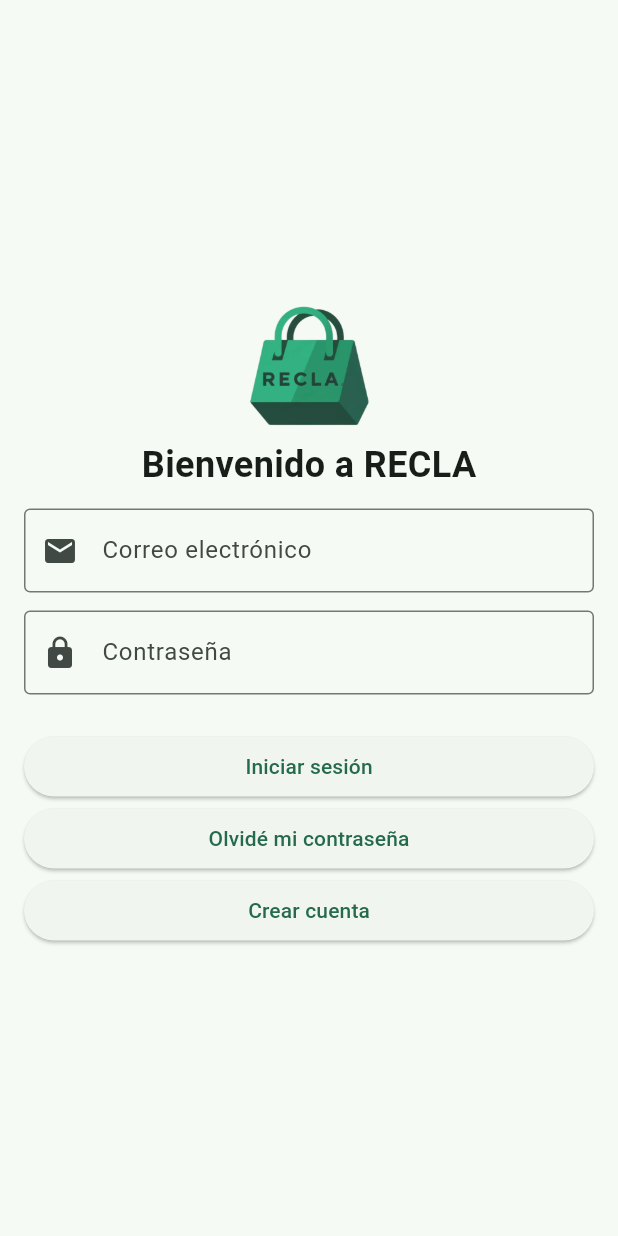
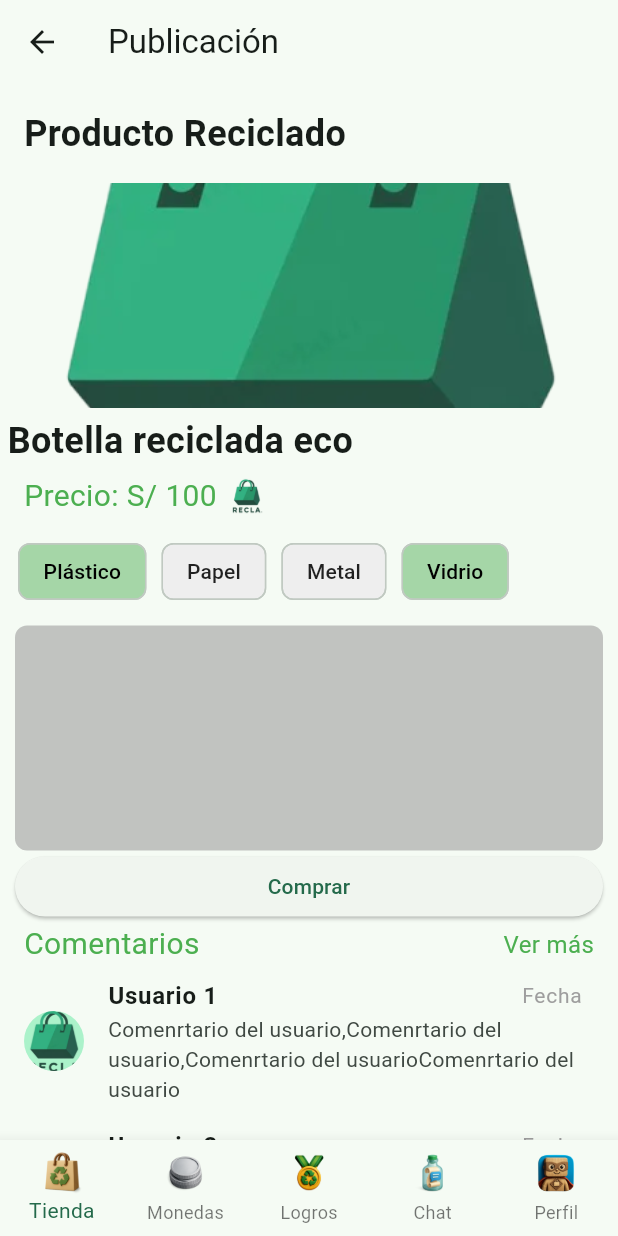
Before and after one commit to caroSeminario23/RECLA_frontend, a Flutter app: the screen it shows after launch, after a tap on "Iniciar sesión", on a phone screen of 412 x 824 dp. Run offline on Flutter 3.47's test engine with Material 3 defaults, Android fonts, the phone set to English and light mode, and no system bars.

Commit message:
Vista Ecommerce avance

```diff
--- a/lib/src/ecommerce/vista_ecommerce.dart
+++ b/lib/src/ecommerce/vista_ecommerce.dart
@@ -1,5 +1,6 @@
 import 'package:flutter/material.dart';
 import 'package:recla/src/features/perfil_ecoaprendiz/perfil_ecoaprendiz.dart';
+//import 'package:recla/src/publicacion/vista_publicacion.dart';
 
 class VistaEcommerce extends StatefulWidget {
   const VistaEcommerce({super.key});
@@ -37,6 +38,7 @@ class _VistaEcommerceState extends State<VistaEcommerce> {
       'precio': 300,
       'imagen': 'assets/images/logo_principal.png',
     },
+
   ];
 
   @override
@@ -98,7 +100,7 @@ class _VistaEcommerceState extends State<VistaEcommerce> {
                             : selectedFilters.remove(label);
                       });
                     },
-                    selectedColor: Colors.green[200],
+                    selectedColor: const Color.fromRGBO(165, 214, 167, 1),
                     showCheckmark: false,
                   );
                 }).toList(),
@@ -238,9 +240,15 @@ class _VistaEcommerceState extends State<VistaEcommerce> {
 
   Widget buildProductCard(Map<String, dynamic> producto) {
     return GestureDetector(
-      onTap: () {
-        print('Producto seleccionado: ${producto['nombre']}');
-      },
+      /*onTap: () {
+        Navigator.push(
+          context,
+          MaterialPageRoute(
+            builder: (context) => VistaPublicacion(), // Aquí puedes cambiar a la página de detalles del producto
+          ),
+        );
+      },*/
+
       child: Card(
         shape: RoundedRectangleBorder(borderRadius: BorderRadius.circular(12)),
         child: Column(
--- a/lib/src/features/login/login_screen.dart
+++ b/lib/src/features/login/login_screen.dart
@@ -1,6 +1,7 @@
 import 'package:flutter/material.dart';
 import 'package:recla/src/ecommerce/vista_ecommerce.dart';
 import 'package:recla/src/features/registro/registro.dart';
+import 'package:recla/src/publicacion/vista_publicacion.dart';
 //registo
 
 class LoginScreen extends StatelessWidget {
@@ -87,6 +88,11 @@ class LoginScreen extends StatelessWidget {
               //width: double.infinity,
               child: ElevatedButton(
                 onPressed: (){
+                  Navigator.of(context).push(
+                    MaterialPageRoute(
+                      builder: (_) => VistaPublicacion(),
+                    ),
+                  );
                   // Lógica de inicio de sesión
                 },
                 child: Text('Iniciar sesión'),
--- /dev/null
+++ b/lib/src/publicacion/vista_publicacion.dart
@@ -0,0 +1,275 @@
+import 'package:flutter/material.dart';
+import 'package:recla/src/features/perfil_ecoaprendiz/perfil_ecoaprendiz.dart';
+
+class VistaPublicacion extends StatefulWidget {
+  const VistaPublicacion({super.key});
+  @override
+  State<VistaPublicacion> createState() => _VistaPublicacionState();
+}
+
+class _VistaPublicacionState extends State<VistaPublicacion> {
+  @override
+  Widget build(BuildContext context) {
+    return Scaffold(
+      appBar: AppBar(title: const Text('Publicación')),
+      body: SingleChildScrollView(
+        child: Column(
+          crossAxisAlignment: CrossAxisAlignment.start,
+          children: [
+            // Título de la publicación
+            Padding(
+              padding: const EdgeInsets.all(16.0),
+              child: Text(
+                'Producto Reciclado',
+                style: TextStyle(fontSize: 24, fontWeight: FontWeight.bold),
+              ),
+            ),
+            // Imagen del producto
+            Container(
+              width: double.infinity,
+              height: 150,
+              decoration: BoxDecoration(
+                image: DecorationImage(
+                  image: AssetImage('assets/images/logo_principal.png'),
+                  fit: BoxFit.cover,
+                ),
+              ),
+            ),
+            Padding(
+              padding: const EdgeInsets.all(5.0),
+              child: Text(
+                'Botella reciclada eco',
+                style: TextStyle(fontSize: 24, fontWeight: FontWeight.bold),
+              ),
+            ),
+            //poner precio
+            Padding(
+              padding: const EdgeInsets.symmetric(horizontal: 16.0),
+              child: Row(
+                children: [
+                  Text(
+                    'Precio: S/ 100',
+                    style: TextStyle(fontSize: 20, color: Colors.green),
+                  ),
+                  const SizedBox(width: 8),
+                  // Imagen al lado del texto
+                  Image.asset(
+                    'assets/images/logo_principal.png', // Reemplaza con la ruta de tu imagen
+                    width: 24, // Ancho de la imagen
+                    height: 24, // Alto de la imagen
+                  ),
+                ],
+              ),
+            ),
+
+            //chips de tipos de material
+            Padding(
+              padding: const EdgeInsets.all(12.0),
+              child: Wrap(
+                spacing: 10,
+                children:
+                    ['Plástico', 'Papel', 'Metal', 'Vidrio'].map((label) {
+                      // Lista interna de seleccionados
+                      final List<String> selectedFilters = [
+                        'Plástico',
+                        'Vidrio',
+                      ];
+
+                      final bool isSelected = selectedFilters.contains(label);
+
+                      return Chip(
+                        label: Text(
+                          label,
+                          style: TextStyle(
+                            color: isSelected ? Colors.black : Colors.black87,
+                          ),
+                        ),
+                        backgroundColor:
+                            isSelected
+                                ? const Color.fromRGBO(165, 214, 167, 1)
+                                : const Color.fromARGB(255, 238, 238, 238),
+                        /*shape: StadiumBorder(
+                          side: BorderSide(color: Colors.grey.shade400),
+                        ),*/
+                      );
+                    }).toList(),
+              ),
+            ),
+
+            Padding(
+              padding: const EdgeInsets.symmetric(
+                horizontal: 10.0,
+              ), // Margen de 10 píxeles a cada lado
+              child: Container(
+                width: double.infinity,
+                height: 150,
+                decoration: BoxDecoration(
+                  color: Colors.grey.withOpacity(0.6),
+                  borderRadius: BorderRadius.circular(8),
+                ),
+              ),
+            ),
+
+            //Botón de compra
+            Padding(
+              padding: const EdgeInsets.symmetric(
+                horizontal: 10.0,
+              ), // Margen de 10 en cada lado
+              child: SizedBox(
+                width:
+                    double
+                        .infinity, // Ocupa todo el ancho disponible dentro del Padding
+                child: ElevatedButton(
+                  onPressed: () {
+                    // Acción al presionar el botón
+                  },
+                  child: const Text('Comprar'),
+                ),
+              ),
+            ),
+            //Comentarios
+            Padding(
+              padding: const EdgeInsets.symmetric(horizontal: 16.0),
+              child: Row(
+                mainAxisAlignment: MainAxisAlignment.spaceBetween,
+                children: [
+                  Text(
+                    'Comentarios',
+                    style: TextStyle(fontSize: 20, color: Colors.green),
+                  ),
+                  GestureDetector(
+                    onTap: () {
+                      // Acción al presionar "Ver más"
+                      print('Cargar más comentarios');
+                      // Aquí puedes agregar la lógica para cargar más comentarios
+                    },
+                    child: Text(
+                      'Ver más',
+                      style: TextStyle(
+                        fontSize: 16,
+                        color:
+                            Colors
+                                .green, // Subrayado para indicar que es un vínculo
+                      ),
+                    ),
+                  ),
+                ],
+              ),
+            ),
+            // Lista de comentarios
+            ListView.builder(
+              shrinkWrap: true,
+              physics: NeverScrollableScrollPhysics(),
+              itemCount: 5, // Número de comentarios
+              itemBuilder: (context, index) {
+                return ListTile(
+                  leading: CircleAvatar(
+                    backgroundImage: AssetImage(
+                      'assets/images/logo_principal.png',
+                    ),
+                  ),
+                  title: Row(
+                    mainAxisAlignment:
+                        MainAxisAlignment
+                            .spaceBetween, // Distribuye los elementos
+                    children: [
+                      Text(
+                        'Usuario ${index + 1}',
+                        style: TextStyle(
+                          fontWeight: FontWeight.bold,
+                        ), // Estilo opcional
+                      ),
+                      Text(
+                        'Fecha',
+                        style: TextStyle(
+                          fontSize: 14,
+                          color: Colors.grey,
+                        ), // Estilo de la fecha
+                      ),
+                    ],
+                  ),
+                  //fecha del comentario
+                  subtitle: Text(
+                    'Comenrtario del usuario,Comenrtario del usuario,Comenrtario del usuarioComenrtario del usuario',
+                  ),
+
+                  //commentario del usuario
+                );
+              },
+            ),
+
+          ],
+        ),
+      ),
+      //Barra de navegación inferior
+      bottomNavigationBar: BottomNavigationBar(
+        items: const [
+          BottomNavigationBarItem(
+            icon: Image(
+              image: AssetImage('assets/images/icono_ecommerce.png'),
+              width: 30,
+              height: 30,
+            ),
+            label: 'Tienda',
+          ),
+          BottomNavigationBarItem(
+            icon: Image(
+              image: AssetImage('assets/images/icono_monedas.png'),
+              width: 30,
+              height: 30,
+            ),
+            label: 'Monedas',
+          ),
+          BottomNavigationBarItem(
+            icon: Image(
+              image: AssetImage('assets/images/icono_medalla.png'),
+              width: 30,
+              height: 30,
+            ),
+            label: 'Logros',
+          ),
+          BottomNavigationBarItem(
+            icon: Image(
+              image: AssetImage('assets/images/icono_chat.png'),
+              width: 30,
+              height: 30,
+            ),
+            label: 'Chat',
+          ),
+          BottomNavigationBarItem(
+            icon: Image(
+              image: AssetImage('assets/images/icono_perfil.png'),
+              width: 30,
+              height: 30,
+            ),
+            label: 'Perfil',
+          ),
+        ],
+        currentIndex: 0,
+        type: BottomNavigationBarType.fixed,
+        onTap: (index) {
+          switch (index) {
+            case 0:
+              Navigator.pushNamed(context, '/home');
+              break;
+            case 1:
+              Navigator.pushNamed(context, '/eco-aprender');
+              break;
+            case 2:
+              Navigator.pushNamed(context, '/logros');
+              break;
+            case 3:
+              Navigator.pushNamed(context, '/chat');
+              break;
+            case 4:
+              Navigator.push(
+                context,
+                MaterialPageRoute(builder: (context) => PerfilEcoAprendizPage()),
+              );
+              break;
+          }
+        },
+      ),
+    );
+  }
+}
```
